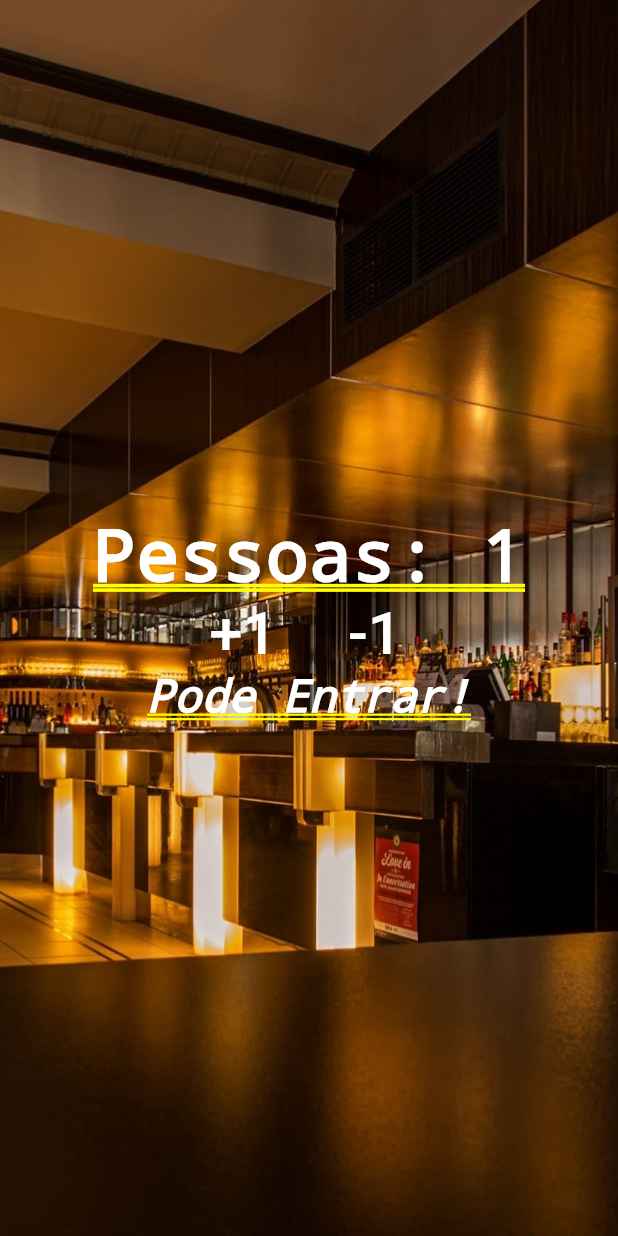
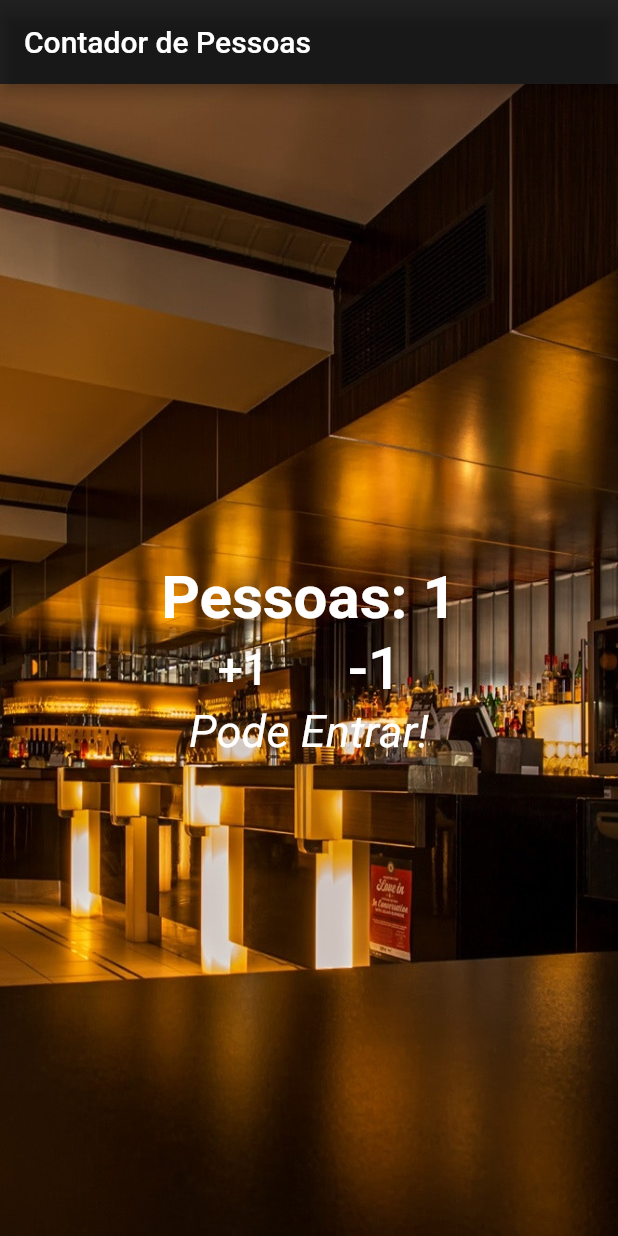
Before and after one commit to ludemeula/contador_pessoas, a Flutter app: the screen it shows after launch, after a tap on "+1", on a phone screen of 412 x 824 dp. Run offline on Flutter 3.47's test engine with Material 2 defaults, Android fonts, the phone set to English and light mode, and no system bars.

Commit message:
Adding AppBar

```diff
--- a/lib/main.dart
+++ b/lib/main.dart
@@ -3,8 +3,15 @@ import 'package:flutter/material.dart';
 void main() {
   runApp(MaterialApp(
       title: 'Contador de Pessoas',
-      //home: Container(color: Colors.amberAccent,),
-      home: Home()));
+      home: Scaffold(
+        appBar: AppBar(
+          title: Text('Contador de Pessoas'),
+          backgroundColor: Colors.black87,
+        ),
+        body: Home(),
+      ),
+    )
+  );
 }
 
 class Home extends StatefulWidget {
@@ -20,13 +27,17 @@ class _HomeState extends State<Home> {
     setState(() {
       _people += delta;
 
-      _infoText = _people <= 0 ? 'Mundo Invertido!' : (_people <= 10 ? 'Pode Entrar!' : 'Lotado!');
+      _infoText = _people <= 0
+          ? 'Mundo Invertido!'
+          : (_people <= 10 ? 'Pode Entrar!' : 'Lotado!');
     });
   }
 
   @override
   Widget build(BuildContext context) {
-    return Stack(children: <Widget>[
+    return
+
+      Stack(children: <Widget>[
       Image.asset(
         'images/restaurant.jpg',
         fit: BoxFit.cover,
@@ -37,8 +48,11 @@ class _HomeState extends State<Home> {
         children: <Widget>[
           Text(
             'Pessoas: $_people',
-            style:
-            TextStyle(color: Colors.white, fontWeight: FontWeight.bold),
+            style: TextStyle(
+                fontSize: 40.0,
+                color: Colors.white,
+                fontWeight: FontWeight.bold,
+                decoration: TextDecoration.none),
           ),
           Row(
             mainAxisAlignment: MainAxisAlignment.center,
@@ -49,7 +63,7 @@ class _HomeState extends State<Home> {
                   },
                   child: Text(
                     '+1',
-                    style: TextStyle(fontSize: 40.0, color: Colors.white),
+                    style: TextStyle(fontSize: 30.0, color: Colors.white),
                   )),
               FlatButton(
                   onPressed: () {
@@ -66,7 +80,8 @@ class _HomeState extends State<Home> {
             style: TextStyle(
                 color: Colors.white,
                 fontStyle: FontStyle.italic,
-                fontSize: 30.0),
+                fontSize: 30.0,
+                decoration: TextDecoration.none),
           )
         ],
       )
```
